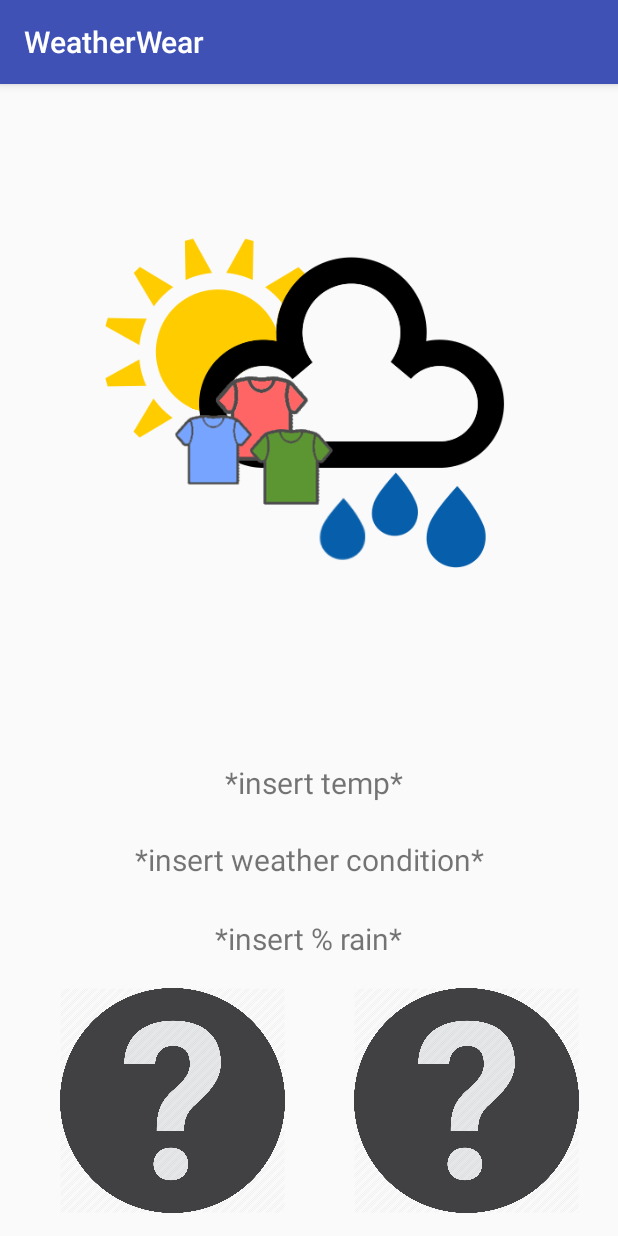
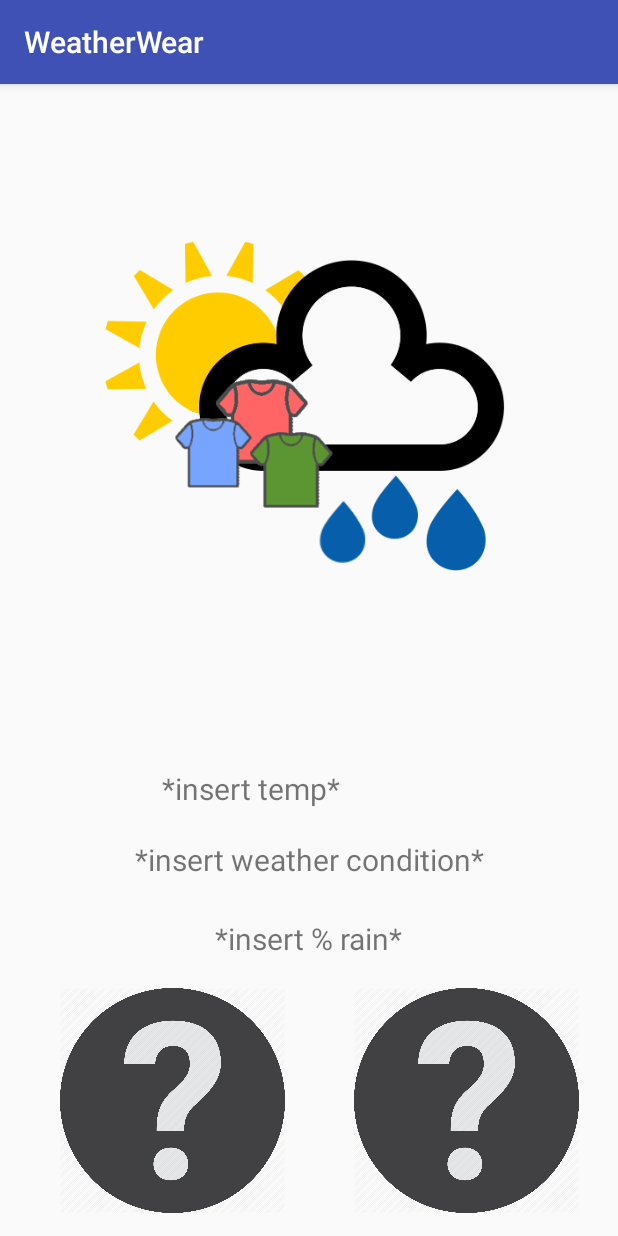
Before and after one commit to alexismtaylor/WeatherWear, an Android app: the WeatherActivity screen opened directly, with no data from a screen before it, on a phone screen of 412 x 824 dp. Run offline under Robolectric (Android 15) with nearby library versions, the phone set to English and light mode, and no system bars; 2 statements that could not run were skipped.

Commit message:
edited xml

```diff
--- a/app/src/main/res/layout/activity_weather.xml
+++ b/app/src/main/res/layout/activity_weather.xml
@@ -22,10 +22,12 @@
         android:layout_height="wrap_content"
         android:text="*insert temp*"
         android:textSize="20sp"
-        android:layout_marginBottom="24dp"
+        android:layout_marginBottom="20dp"
         android:layout_above="@+id/tvCondition"
-        android:layout_alignRight="@+id/tvRain"
-        android:layout_alignEnd="@+id/tvRain" />
+        android:layout_toLeftOf="@+id/ivPic2"
+        android:layout_toStartOf="@+id/ivPic2"
+        android:layout_marginRight="9dp"
+        android:layout_marginEnd="9dp" />
 
     <TextView
         android:id="@+id/tvCondition"
```
